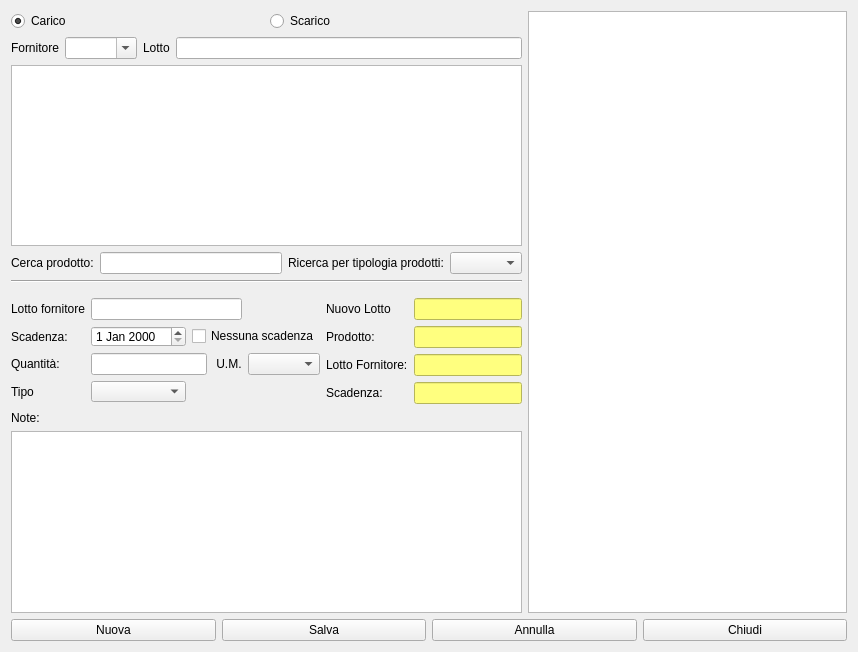
First picture: the form in hnuovaoperazione.ui, repository fblabs/hamlet-mod-sancon, before the edit.
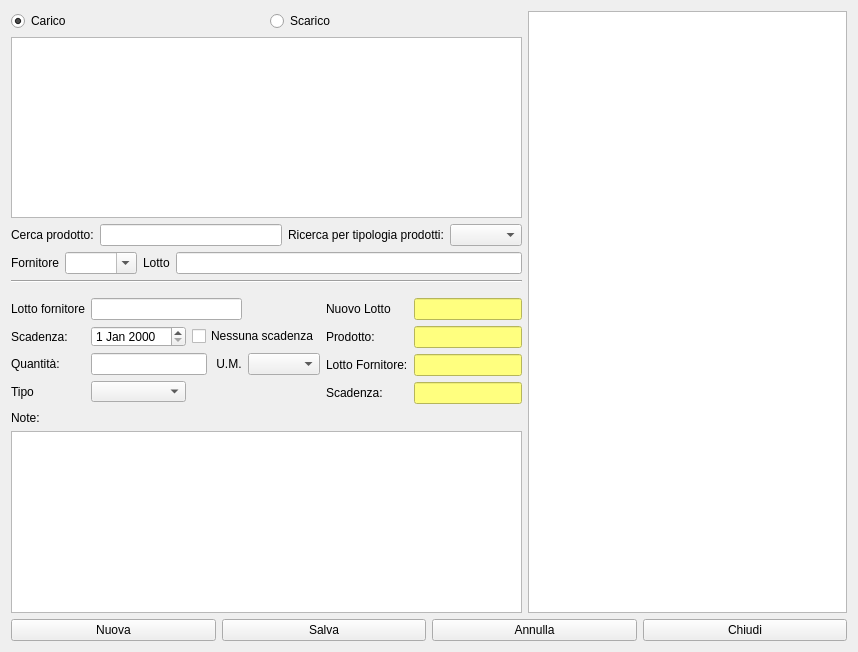
Second picture: the form after the edit. Icons and pictures are not drawn.

```diff
--- a/hnuovaoperazione.ui
+++ b/hnuovaoperazione.ui
@@ -52,6 +52,37 @@
          </item>
         </layout>
        </item>
+       <item>
+        <widget class="QListView" name="lvProdotti"/>
+       </item>
+       <item>
+        <layout class="QVBoxLayout" name="verticalLayout">
+         <item>
+          <layout class="QHBoxLayout" name="horizontalLayout">
+           <item>
+            <widget class="QLabel" name="label_12">
+             <property name="text">
+              <string>Cerca prodotto:</string>
+             </property>
+            </widget>
+           </item>
+           <item>
+            <widget class="QLineEdit" name="leProdotti"/>
+           </item>
+           <item>
+            <widget class="QLabel" name="label_2">
+             <property name="text">
+              <string>Ricerca per tipologia prodotti:</string>
+             </property>
+            </widget>
+           </item>
+           <item>
+            <widget class="QComboBox" name="cbtipo"/>
+           </item>
+          </layout>
+         </item>
+        </layout>
+       </item>
        <item>
         <layout class="QGridLayout" name="gridLayout_2">
          <item row="0" column="0">
@@ -83,37 +114,6 @@
          </item>
         </layout>
        </item>
-       <item>
-        <widget class="QListView" name="lvProdotti"/>
-       </item>
-       <item>
-        <layout class="QVBoxLayout" name="verticalLayout">
-         <item>
-          <layout class="QHBoxLayout" name="horizontalLayout">
-           <item>
-            <widget class="QLabel" name="label_12">
-             <property name="text">
-              <string>Cerca prodotto:</string>
-             </property>
-            </widget>
-           </item>
-           <item>
-            <widget class="QLineEdit" name="leProdotti"/>
-           </item>
-           <item>
-            <widget class="QLabel" name="label_2">
-             <property name="text">
-              <string>Ricerca per tipologia prodotti:</string>
-             </property>
-            </widget>
-           </item>
-           <item>
-            <widget class="QComboBox" name="cbtipo"/>
-           </item>
-          </layout>
-         </item>
-        </layout>
-       </item>
        <item>
         <widget class="Line" name="line_2">
          <property name="orientation">
```
